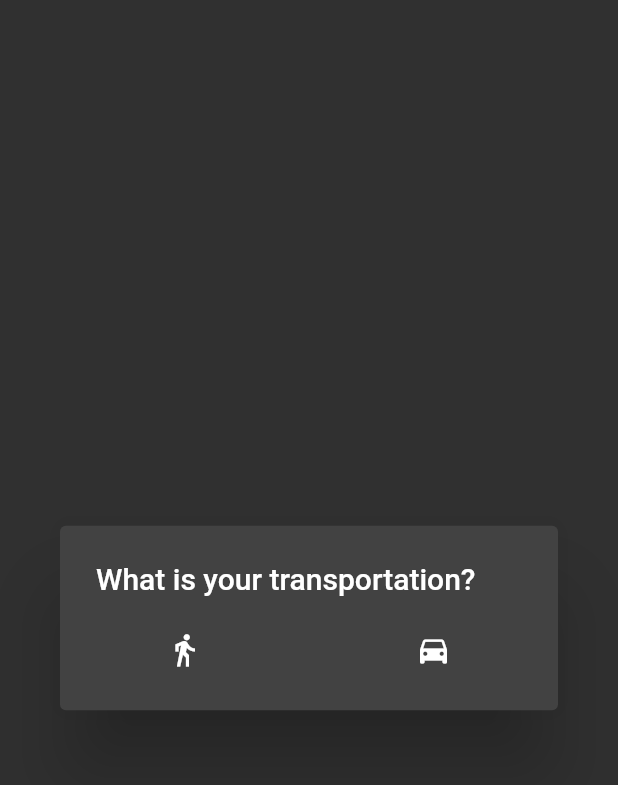
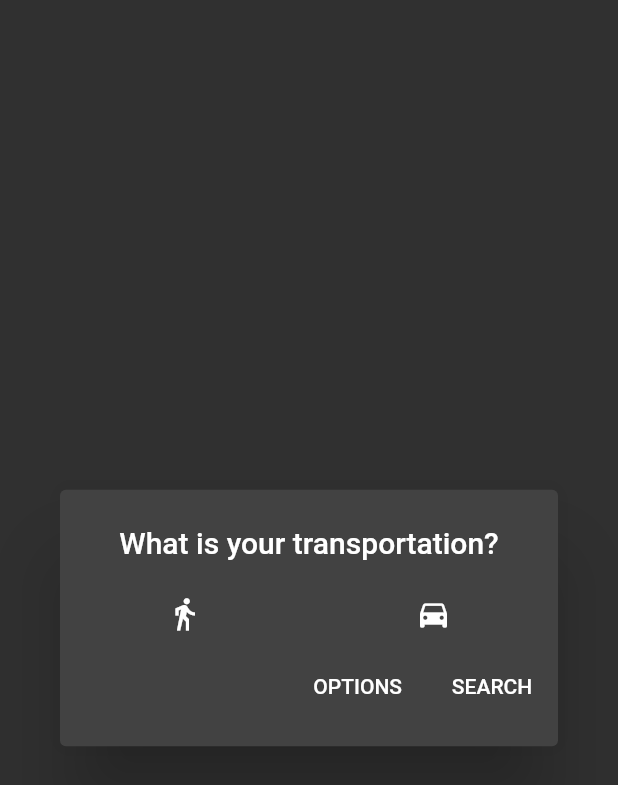
Before and after one commit to dark-mode/Hungry, a Flutter app: the MyDialogContent widget shown alone on an empty page, opened directly, on a phone screen of 412 x 824 dp. Shown: the top 785 px of the screen. Run offline on Flutter 3.47's test engine with Material 2 defaults, Android fonts, the phone set to English and light mode, and no system bars; our stand-ins replace google_sign_in, location.

```diff
--- a/restaurant_app/lib/HomePage.dart
+++ b/restaurant_app/lib/HomePage.dart
@@ -1,6 +1,7 @@
 import 'package:flutter/material.dart';
 import 'package:restaurant_app/DeviceLocation.dart';
 import 'package:restaurant_app/SignIn.dart';
+import 'package:restaurant_app/CuisinePage.dart';
 
 class HomePage extends StatefulWidget {
   _HomePageState hP = new _HomePageState();
@@ -139,7 +140,7 @@ class _MyDialogContentState extends State<MyDialogContent> {
   }
   _getContent() {
     return SimpleDialog(
-        title: const Text('What is your transportation?'),
+        title: const Text('What is your transportation?', textAlign: TextAlign.center,),
         children: <Widget>[
           new Row(
             children: <Widget>[
@@ -165,6 +166,34 @@ class _MyDialogContentState extends State<MyDialogContent> {
                       }
                   ))
             ],
+          ),
+          new Container(
+            child: new Row(
+              mainAxisAlignment: MainAxisAlignment.end,
+              children: <Widget>[
+                new FlatButton(
+                    child: new Text("OPTIONS",
+                        style: new TextStyle(
+                          color: Colors.white,
+                        )),
+                    onPressed: () {
+                      Navigator.pop(context);
+                      Navigator.push(
+                        context,
+                        MaterialPageRoute(builder: (context) => CuisinePage()),
+                      );
+                    }
+                ),
+                new FlatButton(
+                    child: new Text("SEARCH",
+                        style: new TextStyle(
+                          color: Colors.white,
+                        )),
+                    onPressed: () => Navigator.pop(context)),
+              ],
+            )
+
+
           )
         ]
     );
--- a/restaurant_app/lib/main.dart
+++ b/restaurant_app/lib/main.dart
@@ -1,6 +1,7 @@
 import 'package:flutter/material.dart';
 import 'package:restaurant_app/HomePage.dart';
 import 'package:restaurant_app/RestaurantCardViewer/ResultsPage.dart';
+import 'package:restaurant_app/CuisinePage.dart';
 
 void main() => runApp(new MyApp());
 
@@ -17,6 +18,7 @@ class MyApp extends StatelessWidget {
         home: homeP,
         routes: {
           "/results": (_) => new ResultsPage(homeP.hP.lat, homeP.hP.lon),
+          "/cuisines": (_) => new CuisinePage(),
         });
   }
 }
```
Also changed, not shown: restaurant_app/lib/CuisinePage.dart (added, +29 -0 lines), 2 other files.
